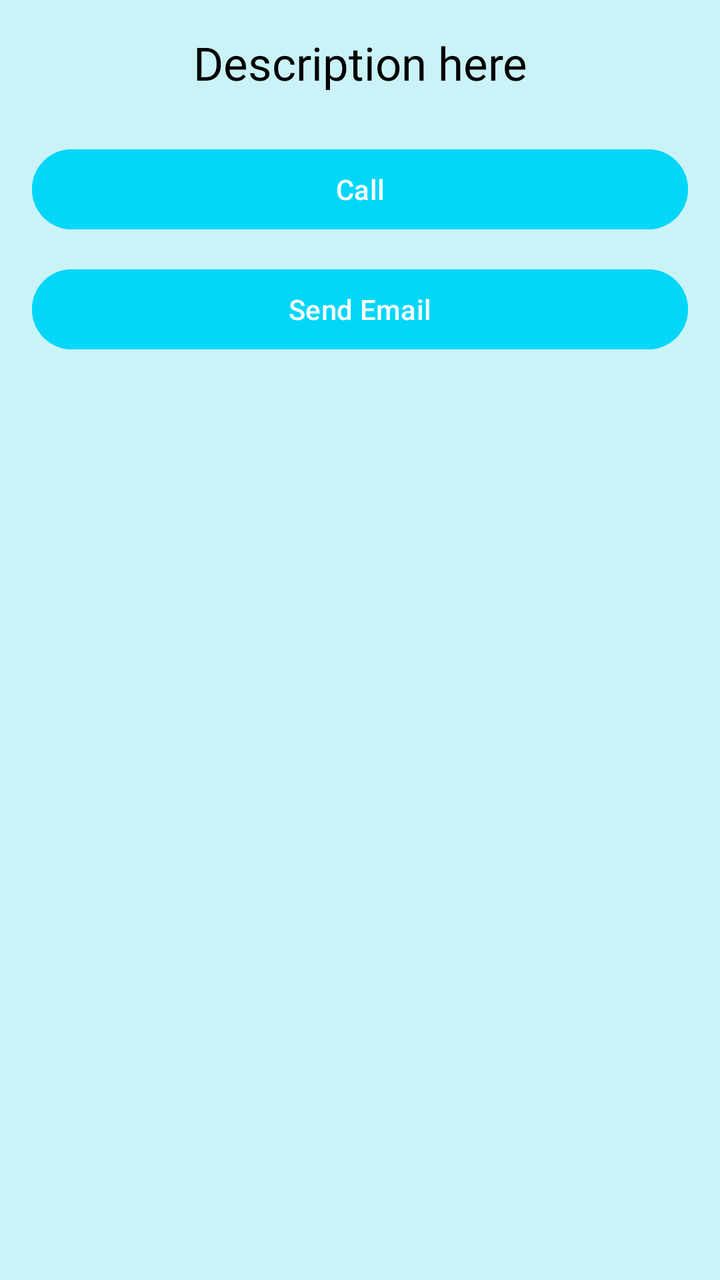
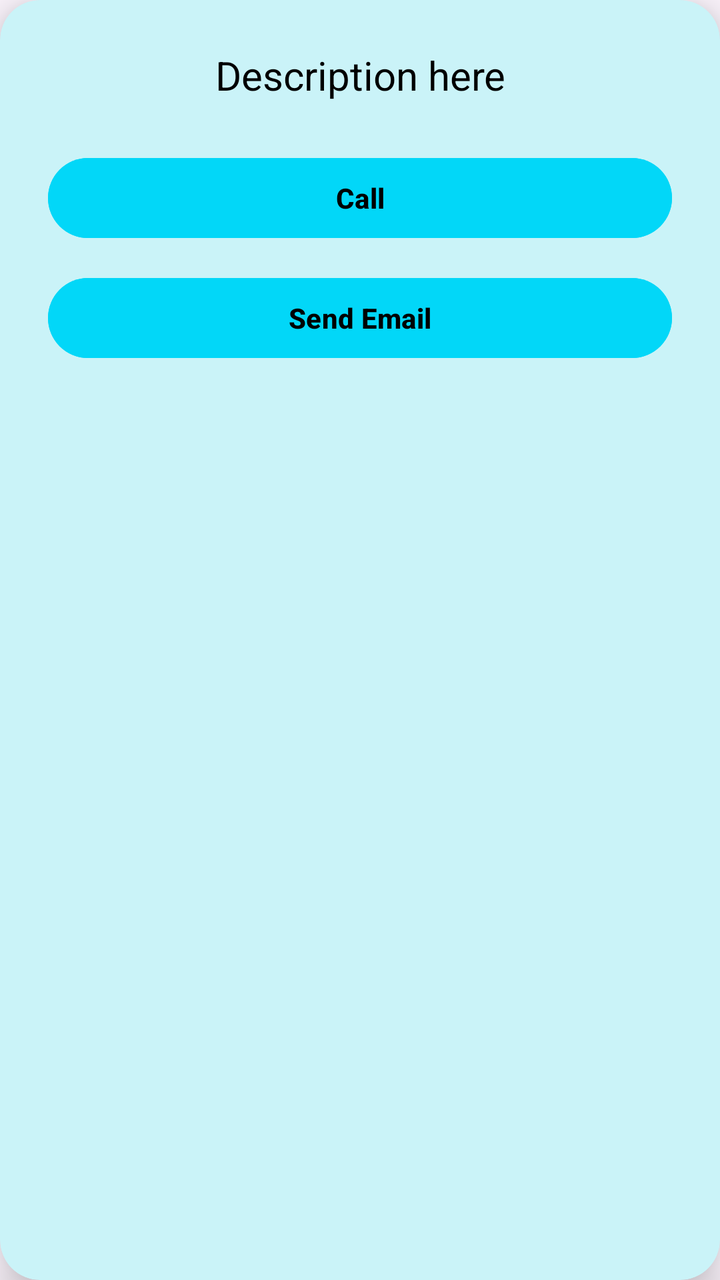

Compare the two renders of this Android layout. The source of the first and the diff that turns it into the second are given below.
<!-- AndroidManifest.xml: application theme Theme.ContactManager -->
<!-- res/layout/fragment_contact_detail.xml -->
<?xml version="1.0" encoding="utf-8"?>
<LinearLayout xmlns:android="http://schemas.android.com/apk/res/android"
    android:layout_width="match_parent"
    android:layout_height="wrap_content"
    android:orientation="vertical"
    android:padding="16dp"
    android:layout_margin="15dp"

    android:layout_gravity="center"
    android:background="#CAF3F8">

    
    <TextView
        android:textColor="@color/black"
        android:id="@+id/textViewDescription"
        android:layout_width="match_parent"
        android:layout_height="wrap_content"
        android:text="Description here"
        android:textSize="23sp"
        android:textAlignment="center"
        android:paddingBottom="24dp" />

    
    <Button
        android:id="@+id/buttonCall"
        android:backgroundTint="#02D7F8"
        android:layout_width="match_parent"
        android:layout_height="wrap_content"
        android:text="Call" />

    
    <Button
        android:backgroundTint="#02D7F8"
        android:id="@+id/buttonEmail"
        android:layout_width="match_parent"
        android:layout_height="wrap_content"
        android:text="Send Email"
        android:layout_marginTop="12dp" />

</LinearLayout>
<!-- resources referenced by this layout -->
<resources>
  <color name="black">#FF000000</color>
  <style name="Theme.ContactManager" parent="Base.Theme.ContactManager" />
  <style name="Base.Theme.ContactManager" parent="Theme.Material3.DayNight.NoActionBar">
          
          
      </style>
</resources>

<!-- the commit's change to res/layout/fragment_contact_detail.xml (unified diff, before → after) -->
@@ -1,40 +1,52 @@
 <?xml version="1.0" encoding="utf-8"?>
-<LinearLayout xmlns:android="http://schemas.android.com/apk/res/android"
+<androidx.cardview.widget.CardView xmlns:android="http://schemas.android.com/apk/res/android"
+    xmlns:app="http://schemas.android.com/apk/res-auto"
     android:layout_width="match_parent"
     android:layout_height="wrap_content"
-    android:orientation="vertical"
-    android:padding="16dp"
-    android:layout_margin="15dp"
+    android:layout_gravity="center"
+    android:layout_margin="16dp"
+    app:cardCornerRadius="20dp"
+    app:cardElevation="12dp"
+    app:cardBackgroundColor="#CAF3F8">
 
-    android:layout_gravity="center"
-    android:background="#CAF3F8">
-
-    
-    <TextView
-        android:textColor="@color/black"
-        android:id="@+id/textViewDescription"
+    <LinearLayout
         android:layout_width="match_parent"
         android:layout_height="wrap_content"
-        android:text="Description here"
-        android:textSize="23sp"
-        android:textAlignment="center"
-        android:paddingBottom="24dp" />
+        android:orientation="vertical"
+        android:padding="24dp">
 
-    
-    <Button
-        android:id="@+id/buttonCall"
-        android:backgroundTint="#02D7F8"
-        android:layout_width="match_parent"
-        android:layout_height="wrap_content"
-        android:text="Call" />
+        
+        <TextView
+            android:id="@+id/textViewDescription"
+            android:layout_width="match_parent"
+            android:layout_height="wrap_content"
+            android:paddingBottom="24dp"
+            android:text="Description here"
+            android:textAlignment="center"
+            android:textColor="@color/black"
+            android:textSize="20sp" />
 
-    
-    <Button
-        android:backgroundTint="#02D7F8"
-        android:id="@+id/buttonEmail"
-        android:layout_width="match_parent"
-        android:layout_height="wrap_content"
-        android:text="Send Email"
-        android:layout_marginTop="12dp" />
+        
+        <Button
+            android:id="@+id/buttonCall"
+            android:layout_width="match_parent"
+            android:layout_height="wrap_content"
+            android:backgroundTint="#02D7F8"
+            android:text="Call"
+            android:textColor="@color/black"
+            android:textStyle="bold" />
 
-</LinearLayout>
+        
+        <Button
+            android:id="@+id/buttonEmail"
+            android:layout_width="match_parent"
+            android:layout_height="wrap_content"
+            android:layout_marginTop="12dp"
+            android:backgroundTint="#02D7F8"
+            android:text="Send Email"
+            android:textColor="@color/black"
+            android:textStyle="bold" />
+
+    </LinearLayout>
+
+</androidx.cardview.widget.CardView>
